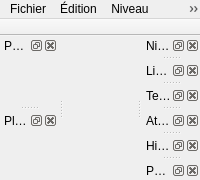
The window that Source/Elements/UI/MainWindow.ui (azertval/JustAnotherDnDGame) describes before a commit, drawn with Qt 5.
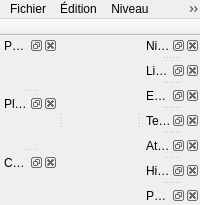
The same window after the commit.

Commit message: LOT-11 — Éditeur multi-couches et placement d'entités (#59)

Diff of the .ui file:
```diff
--- a/Source/Elements/UI/MainWindow.ui
+++ b/Source/Elements/UI/MainWindow.ui
@@ -135,6 +135,17 @@
    <attribute name="dockWidgetArea"><number>2</number></attribute>
    <widget class="QWidget" name="linksContents"/>
   </widget>
+  <!-- Couches et entites de la carte (LOT-11). -->
+  <widget class="QDockWidget" name="LayersPanel">
+   <property name="windowTitle"><string>Couches</string></property>
+   <attribute name="dockWidgetArea"><number>1</number></attribute>
+   <widget class="QWidget" name="layersContents"/>
+  </widget>
+  <widget class="QDockWidget" name="EntitiesPanel">
+   <property name="windowTitle"><string>Entités</string></property>
+   <attribute name="dockWidgetArea"><number>2</number></attribute>
+   <widget class="QWidget" name="entitiesContents"/>
+  </widget>
   <widget class="QDockWidget" name="TexturesPanel">
    <property name="windowTitle"><string>Textures</string></property>
    <attribute name="dockWidgetArea"><number>2</number></attribute>
```
The commit also changes 75 other files.
